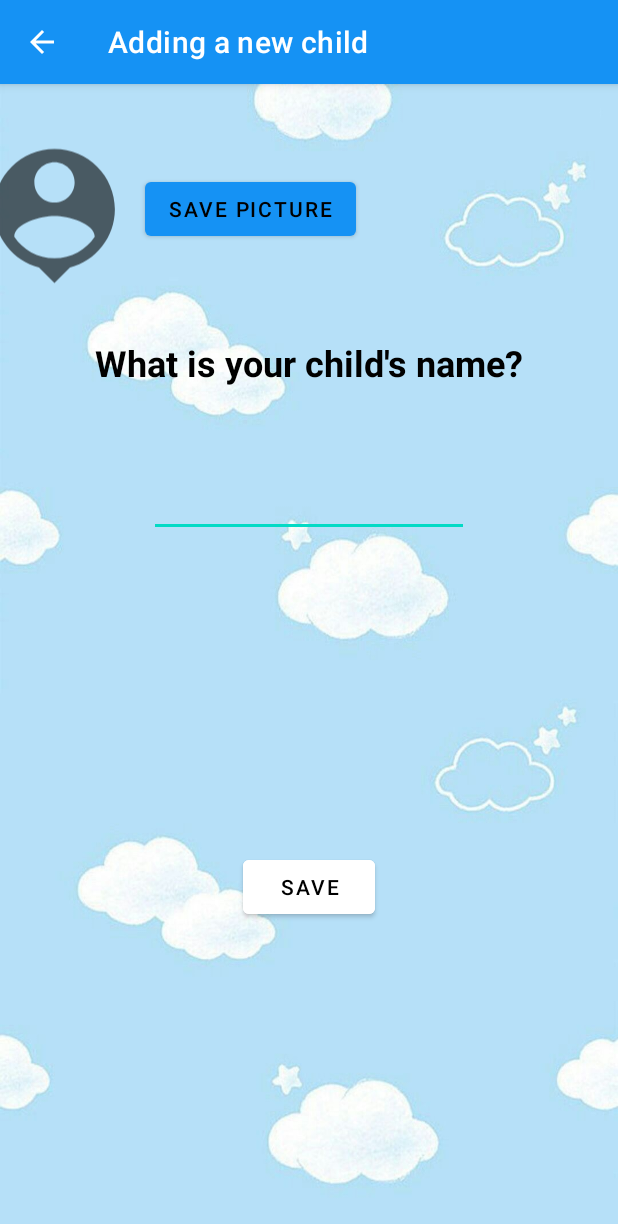
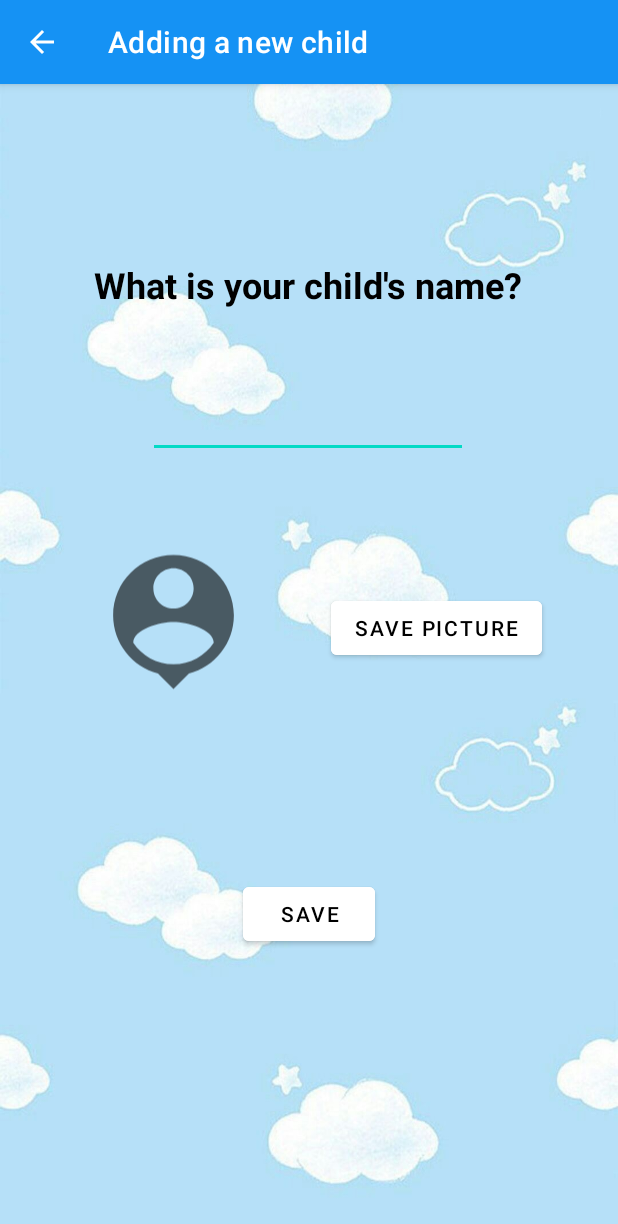
Before and after one commit to danielvnguyen/PracticalParentApp, an Android app: the NewChildActivity screen opened directly, with no data from a screen before it, on a phone screen of 412 x 824 dp. Shown: the top 1224 px of the screen. Run offline under Robolectric (Android 15) with nearby library versions, the phone set to English and light mode, and no system bars; Roboto replaces fonts that are not available here.

Commit message:
adjust camera buttons; add ImageView to adapter

```diff
--- a/app/build.gradle
+++ b/app/build.gradle
@@ -40,4 +40,5 @@ dependencies {
     testImplementation 'junit:junit:4.13.2'
     androidTestImplementation 'androidx.test.ext:junit:1.1.3'
     androidTestImplementation 'androidx.test.espresso:espresso-core:3.4.0'
+    implementation 'com.nostra13.universalimageloader:universal-image-loader:1.9.5'
 }
--- a/app/src/main/java/com/example/practicalparentapp/Model/Child.java
+++ b/app/src/main/java/com/example/practicalparentapp/Model/Child.java
@@ -7,13 +7,13 @@ package com.example.practicalparentapp.Model;
  */
 public class Child {
     private String name;
-    private  String imgUrl;
     private boolean flippedLast = false;
+    private String imgUrl;
 
     public Child(String name) {
 
         this.name = name;
-        this.imgUrl=imgUrl;
+        this.imgUrl = imgUrl;
     }
 
     public String getImgUrl() {
--- a/app/src/main/java/com/example/practicalparentapp/Model/RecyclerViewAdapter.java
+++ b/app/src/main/java/com/example/practicalparentapp/Model/RecyclerViewAdapter.java
@@ -7,6 +7,7 @@ import android.view.LayoutInflater;
 import android.view.View;
 import android.view.ViewGroup;
 import android.widget.ArrayAdapter;
+import android.widget.ImageView;
 import android.widget.TextView;
 
 import androidx.annotation.NonNull;
@@ -43,6 +44,9 @@ public class RecyclerViewAdapter extends ArrayAdapter<Child>{
         LayoutInflater inflater = LayoutInflater.from(context);
         @SuppressLint("ViewHolder") View childView = inflater.inflate(resource, parent, false);
 
+        ImageView childImage = childView.findViewById(R.id.child_image);
+        childImage.setImageBitmap();
+
         TextView nameText = childView.findViewById(R.id.childNameTV);
         nameText.setText(name);
 
--- a/app/src/main/java/com/example/practicalparentapp/UI/NewChildActivity.java
+++ b/app/src/main/java/com/example/practicalparentapp/UI/NewChildActivity.java
@@ -83,8 +83,6 @@ public class NewChildActivity extends AppCompatActivity {
         });
 
 
-
-
         Objects.requireNonNull(getSupportActionBar()).setDisplayHomeAsUpEnabled(true);
 
         childrenManager = ChildrenManager.getInstance(this);
@@ -93,7 +91,8 @@ public class NewChildActivity extends AppCompatActivity {
         setUpSaveBtn();
         setUpDeleteBtn();
     }
-    private byte[]convertImageViewToByteArray(ImageView imageView){
+
+    private byte[] convertImageViewToByteArray(ImageView imageView){
         Bitmap bitmap=((BitmapDrawable) imageView.getDrawable()).getBitmap();
         ByteArrayOutputStream byteArrayOutputStream=new ByteArrayOutputStream();
         bitmap.compress(Bitmap.CompressFormat.JPEG,80,byteArrayOutputStream);
--- a/app/src/main/res/layout/activity_new_child.xml
+++ b/app/src/main/res/layout/activity_new_child.xml
@@ -6,6 +6,22 @@
     android:layout_height="match_parent"
     android:background="@drawable/bg2"
     tools:context=".UI.NewChildActivity">
+
+    <EditText
+        android:id="@+id/child_name_input"
+        android:layout_width="wrap_content"
+        android:layout_height="wrap_content"
+        android:ems="10"
+        android:importantForAutofill="no"
+        android:inputType="textPersonName"
+        android:minHeight="48dp"
+        app:layout_constraintBottom_toBottomOf="parent"
+        app:layout_constraintEnd_toEndOf="parent"
+        app:layout_constraintHorizontal_bias="0.497"
+        app:layout_constraintStart_toStartOf="parent"
+        app:layout_constraintTop_toBottomOf="@+id/what_is_name"
+        app:layout_constraintVertical_bias="0.09"
+        tools:ignore="LabelFor,SpeakableTextPresentCheck" />
 
     <TextView
         android:id="@+id/what_is_name"
@@ -17,25 +33,11 @@
         android:textStyle="bold"
         app:layout_constraintBottom_toBottomOf="parent"
         app:layout_constraintEnd_toEndOf="parent"
+        app:layout_constraintHorizontal_bias="0.496"
         app:layout_constraintStart_toStartOf="parent"
         app:layout_constraintTop_toTopOf="parent"
-        app:layout_constraintVertical_bias="0.23000002"
+        app:layout_constraintVertical_bias="0.16"
         tools:ignore="TextContrastCheck" />
-
-    <EditText
-        android:id="@+id/child_name_input"
-        android:layout_width="wrap_content"
-        android:layout_height="wrap_content"
-        android:ems="10"
-        android:importantForAutofill="no"
-        android:inputType="textPersonName"
-        android:minHeight="48dp"
-        app:layout_constraintBottom_toBottomOf="parent"
-        app:layout_constraintEnd_toEndOf="parent"
-        app:layout_constraintStart_toStartOf="parent"
-        app:layout_constraintTop_toBottomOf="@+id/what_is_name"
-        app:layout_constraintVertical_bias="0.100000024"
-        tools:ignore="LabelFor,SpeakableTextPresentCheck" />
 
     <Button
         android:id="@+id/save_btn"
@@ -46,8 +48,10 @@
         android:textColor="@color/black"
         app:layout_constraintBottom_toBottomOf="parent"
         app:layout_constraintEnd_toEndOf="parent"
+        app:layout_constraintHorizontal_bias="0.501"
         app:layout_constraintStart_toStartOf="parent"
-        app:layout_constraintTop_toBottomOf="@+id/child_name_input" />
+        app:layout_constraintTop_toBottomOf="@+id/child_name_input"
+        app:layout_constraintVertical_bias="0.595" />
 
     <Button
         android:id="@+id/delete_btn"
@@ -61,10 +65,9 @@
         app:layout_constraintEnd_toEndOf="parent"
         app:layout_constraintStart_toStartOf="parent"
         app:layout_constraintTop_toBottomOf="@+id/child_name_input"
-        app:layout_constraintVertical_bias="0.97"
+        app:layout_constraintVertical_bias="0.976"
         tools:ignore="TextContrastCheck"
-        tools:visibility="visible"
-        />
+        tools:visibility="visible" />
 
     <ImageView
         android:id="@+id/imageViewNewChildActivityProfilePicture"
@@ -72,30 +75,26 @@
         android:layout_height="168dp"
         android:layout_gravity="center"
 
-        android:layout_marginStart="8dp"
-        android:layout_marginTop="16dp"
-        android:layout_marginBottom="9dp"
         android:src="@drawable/ic_profile_picture"
-        app:layout_constraintBottom_toTopOf="@+id/what_is_name"
-        app:layout_constraintEnd_toStartOf="@+id/what_is_name"
+        app:layout_constraintBottom_toTopOf="@+id/delete_btn"
+        app:layout_constraintEnd_toEndOf="parent"
+        app:layout_constraintHorizontal_bias="0.203"
         app:layout_constraintStart_toStartOf="parent"
-        app:layout_constraintTop_toTopOf="parent" />
+        app:layout_constraintTop_toBottomOf="@+id/child_name_input"
+        app:layout_constraintVertical_bias="0.428"
+        tools:ignore="ContentDescription" />
 
     <Button
         android:id="@+id/imageViewNewChildActivityProfilePictureSave"
         android:layout_width="wrap_content"
         android:layout_height="wrap_content"
-        android:layout_marginStart="7dp"
-        android:layout_marginTop="59dp"
-        android:layout_marginEnd="266dp"
-        android:layout_marginBottom="83dp"
-        android:text="Save picture"
-        app:layout_constraintBottom_toTopOf="@+id/what_is_name"
+        android:backgroundTint="@color/white"
+        android:text="@string/save_picture"
+        app:layout_constraintBottom_toTopOf="@+id/delete_btn"
         app:layout_constraintEnd_toEndOf="parent"
-        app:layout_constraintHorizontal_bias="0.0"
         app:layout_constraintStart_toEndOf="@+id/imageViewNewChildActivityProfilePicture"
-        app:layout_constraintTop_toTopOf="parent"
-        app:layout_constraintVertical_bias="0.0" />
+        app:layout_constraintTop_toBottomOf="@+id/child_name_input"
+        tools:ignore="TextContrastCheck" />
 
 
 </androidx.constraintlayout.widget.ConstraintLayout>
--- a/app/src/main/res/layout/adapter.xml
+++ b/app/src/main/res/layout/adapter.xml
@@ -1,13 +1,15 @@
 <?xml version="1.0" encoding="utf-8"?>
 <androidx.constraintlayout.widget.ConstraintLayout xmlns:android="http://schemas.android.com/apk/res/android"
     xmlns:app="http://schemas.android.com/apk/res-auto"
+    xmlns:tools="http://schemas.android.com/tools"
     android:layout_width="match_parent"
     android:layout_height="match_parent">
+
 
     <TextView
         android:id="@+id/childNameTV"
         android:layout_width="0dp"
-        android:layout_height="wrap_content"
+        android:layout_height="60dp"
         android:background="@color/white"
         android:text="@string/child_name"
         android:textAlignment="viewStart"
@@ -19,4 +21,16 @@
         app:layout_constraintStart_toStartOf="parent"
         app:layout_constraintTop_toTopOf="parent"
         app:layout_constraintVertical_bias="0.0" />
+
+    <ImageView
+        android:id="@+id/child_image"
+        android:layout_width="59dp"
+        android:layout_height="60dp"
+        app:layout_constraintBottom_toBottomOf="@+id/childNameTV"
+        app:layout_constraintEnd_toEndOf="parent"
+        app:layout_constraintHorizontal_bias="1.0"
+        app:layout_constraintStart_toStartOf="parent"
+        app:layout_constraintTop_toTopOf="@+id/childNameTV"
+        app:srcCompat="@drawable/defaultimage"
+        tools:ignore="ContentDescription,ImageContrastCheck" />
 </androidx.constraintlayout.widget.ConstraintLayout>
--- a/app/src/main/res/values/strings.xml
+++ b/app/src/main/res/values/strings.xml
@@ -32,4 +32,5 @@
     <string name="white_box_msg">White box for user clarity</string>
     <string name="created_by_daniel_danny_emmanuel_and_tej">Created by Daniel, Danny, Emmanuel, and Tejeshwar</string>
     <string name="practical_parent_app">Practical Parent App</string>
+    <string name="save_picture">Save picture</string>
 </resources>
```
Also changed, not shown: app/src/main/res/drawable/defaultimage.jpg (added).
